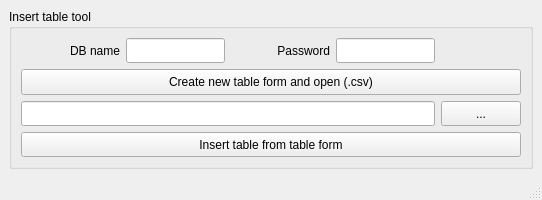
This is gui/main.ui in aojiswag/mysqltools as Qt 5 draws it before an edit. The edited form follows.
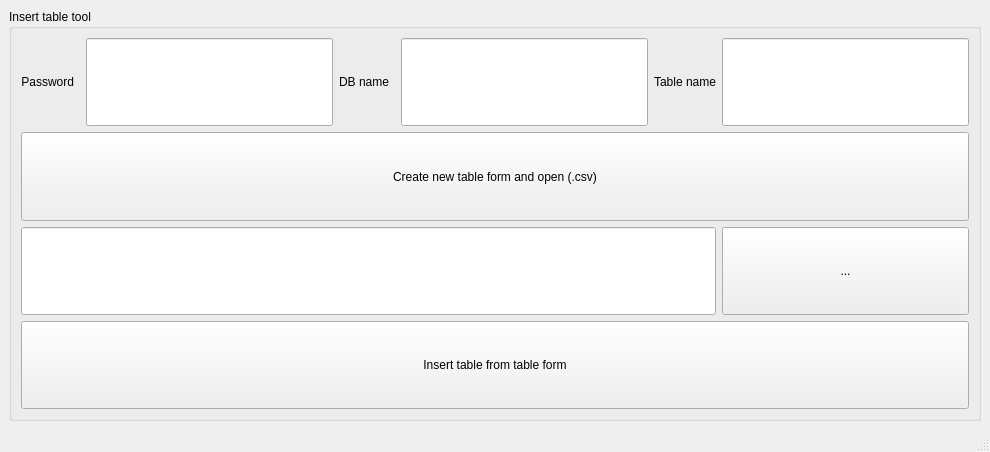
This is the edited form.

Commit message: insert table from table form implementation

Diff of the .ui file:
```diff
--- a/gui/main.ui
+++ b/gui/main.ui
@@ -6,8 +6,8 @@
    <rect>
     <x>0</x>
     <y>0</y>
-    <width>542</width>
-    <height>200</height>
+    <width>990</width>
+    <height>452</height>
    </rect>
   </property>
   <property name="cursor">
@@ -25,9 +25,9 @@
       </property>
       <layout class="QGridLayout" name="gridLayout_3">
        <item row="0" column="0">
-        <layout class="QGridLayout" name="grid_layout_insert_table_tool" columnstretch="5,5,5,5,4" columnminimumwidth="0,0,0,0,0">
-         <item row="1" column="0">
-          <widget class="QLabel" name="label_db_name">
+        <layout class="QGridLayout" name="grid_layout_insert_table_tool" columnstretch="0,0,0,0,0,0,0,0">
+         <item row="3" column="7">
+          <widget class="QPushButton" name="push_button_open_table_form">
            <property name="sizePolicy">
             <sizepolicy hsizetype="Minimum" vsizetype="Minimum">
              <horstretch>0</horstretch>
@@ -35,24 +35,18 @@
             </sizepolicy>
            </property>
            <property name="text">
-            <string>DB name</string>
+            <string>...</string>
            </property>
-           <property name="alignment">
-            <set>Qt::AlignRight|Qt::AlignTrailing|Qt::AlignVCenter</set>
-           </property>
           </widget>
          </item>
-         <item row="1" column="1">
-          <widget class="QLineEdit" name="line_edit_db_name">
-           <property name="sizePolicy">
-            <sizepolicy hsizetype="Expanding" vsizetype="Minimum">
-             <horstretch>0</horstretch>
-             <verstretch>0</verstretch>
-            </sizepolicy>
+         <item row="1" column="6">
+          <widget class="QLabel" name="label">
+           <property name="text">
+            <string>Table name</string>
            </property>
           </widget>
          </item>
-         <item row="1" column="3">
+         <item row="1" column="2">
           <widget class="QLineEdit" name="line_edit_password">
            <property name="sizePolicy">
             <sizepolicy hsizetype="Expanding" vsizetype="Minimum">
@@ -73,7 +67,27 @@
            </property>
           </widget>
          </item>
-         <item row="1" column="2">
+         <item row="1" column="5">
+          <widget class="QLineEdit" name="line_edit_db_name">
+           <property name="sizePolicy">
+            <sizepolicy hsizetype="Expanding" vsizetype="Minimum">
+             <horstretch>0</horstretch>
+             <verstretch>0</verstretch>
+            </sizepolicy>
+           </property>
+          </widget>
+         </item>
+         <item row="1" column="7">
+          <widget class="QLineEdit" name="line_edit_table_name">
+           <property name="sizePolicy">
+            <sizepolicy hsizetype="Expanding" vsizetype="Minimum">
+             <horstretch>0</horstretch>
+             <verstretch>0</verstretch>
+            </sizepolicy>
+           </property>
+          </widget>
+         </item>
+         <item row="1" column="0">
           <widget class="QLabel" name="label_password">
            <property name="text">
             <string>Password</string>
@@ -83,21 +97,24 @@
            </property>
           </widget>
          </item>
-         <item row="1" column="4">
-          <spacer name="horizontalSpacer">
-           <property name="orientation">
-            <enum>Qt::Horizontal</enum>
+         <item row="1" column="3">
+          <widget class="QLabel" name="label_db_name">
+           <property name="sizePolicy">
+            <sizepolicy hsizetype="Minimum" vsizetype="Minimum">
+             <horstretch>0</horstretch>
+             <verstretch>0</verstretch>
+            </sizepolicy>
            </property>
-           <property name="sizeHint" stdset="0">
-            <size>
-             <width>40</width>
-             <height>20</height>
-            </size>
+           <property name="text">
+            <string>DB name</string>
            </property>
-          </spacer>
+           <property name="alignment">
+            <set>Qt::AlignRight|Qt::AlignTrailing|Qt::AlignVCenter</set>
+           </property>
+          </widget>
          </item>
-         <item row="3" column="4">
-          <widget class="QPushButton" name="push_button_open_table_form">
+         <item row="2" column="0" colspan="8">
+          <widget class="QPushButton" name="push_button_create_table_form_and_open">
            <property name="sizePolicy">
             <sizepolicy hsizetype="Minimum" vsizetype="Minimum">
              <horstretch>0</horstretch>
@@ -105,11 +122,11 @@
             </sizepolicy>
            </property>
            <property name="text">
-            <string>...</string>
+            <string>Create new table form and open (.csv)</string>
            </property>
           </widget>
          </item>
-         <item row="3" column="0" colspan="4">
+         <item row="3" column="0" colspan="7">
           <widget class="QLineEdit" name="line_edit_table_form_dir">
            <property name="sizePolicy">
             <sizepolicy hsizetype="Minimum" vsizetype="Minimum">
@@ -122,20 +139,7 @@
            </property>
           </widget>
          </item>
-         <item row="2" column="0" colspan="5">
-          <widget class="QPushButton" name="push_button_create_table_form_and_open">
-           <property name="sizePolicy">
-            <sizepolicy hsizetype="Minimum" vsizetype="Minimum">
-             <horstretch>0</horstretch>
-             <verstretch>0</verstretch>
-            </sizepolicy>
-           </property>
-           <property name="text">
-            <string>Create new table form and open (.csv)</string>
-           </property>
-          </widget>
-         </item>
-         <item row="4" column="0" colspan="5">
+         <item row="4" column="0" colspan="8">
           <widget class="QPushButton" name="push_button_insert_table_from_table_form">
            <property name="sizePolicy">
             <sizepolicy hsizetype="Minimum" vsizetype="Minimum">
```
Left out of the diff: 4 changed lines with no effect on the pictures. The commit also changes 1 other file.
